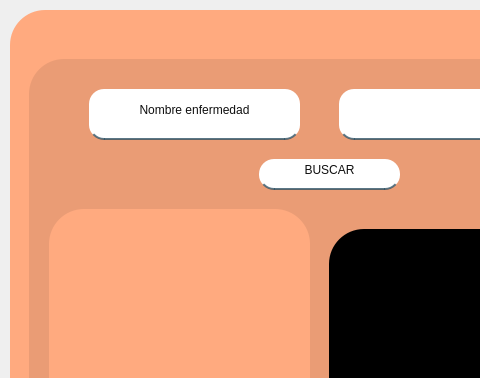
Old version of the form buscar.ui in the repository mariacamilato/TRABAJO-FINAL; both pictures show x 0 to 480 and y 0 to 378 of the 631 by 571 pixel window.
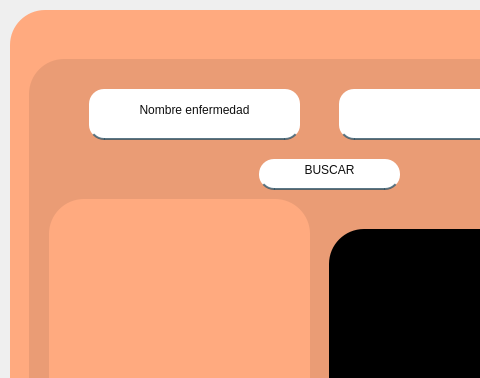
New version of the form. Icons and pictures are not drawn.

Patch:
```diff
--- a/buscar.ui
+++ b/buscar.ui
@@ -75,9 +75,9 @@
       <property name="geometry">
        <rect>
         <x>20</x>
-        <y>150</y>
+        <y>140</y>
         <width>261</width>
-        <height>261</height>
+        <height>271</height>
        </rect>
       </property>
       <property name="styleSheet">
```
Left out of the diff: 3 changed lines with no effect on the pictures.
